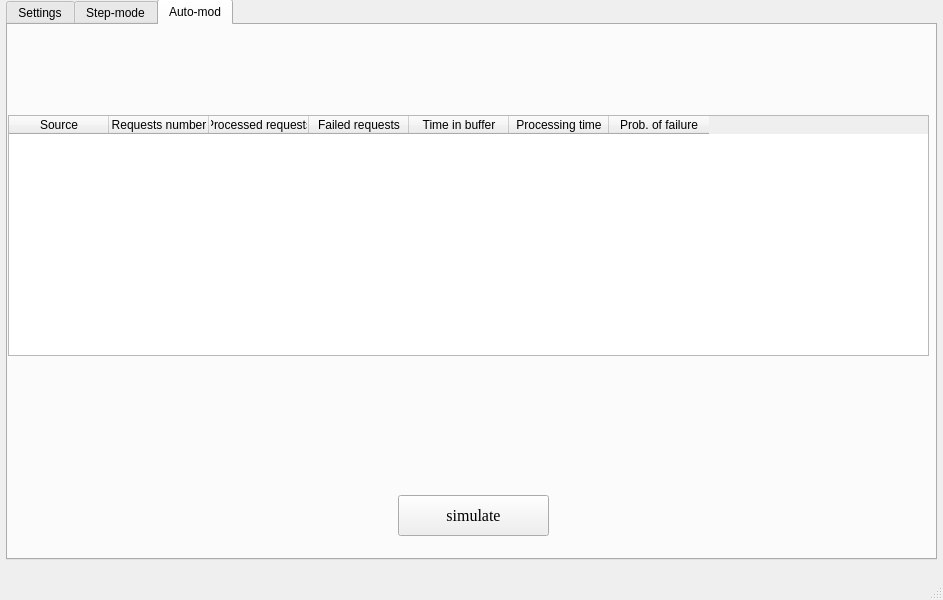
GusevIS/Queuing-system, file mainwindow.ui: the form before one commit.
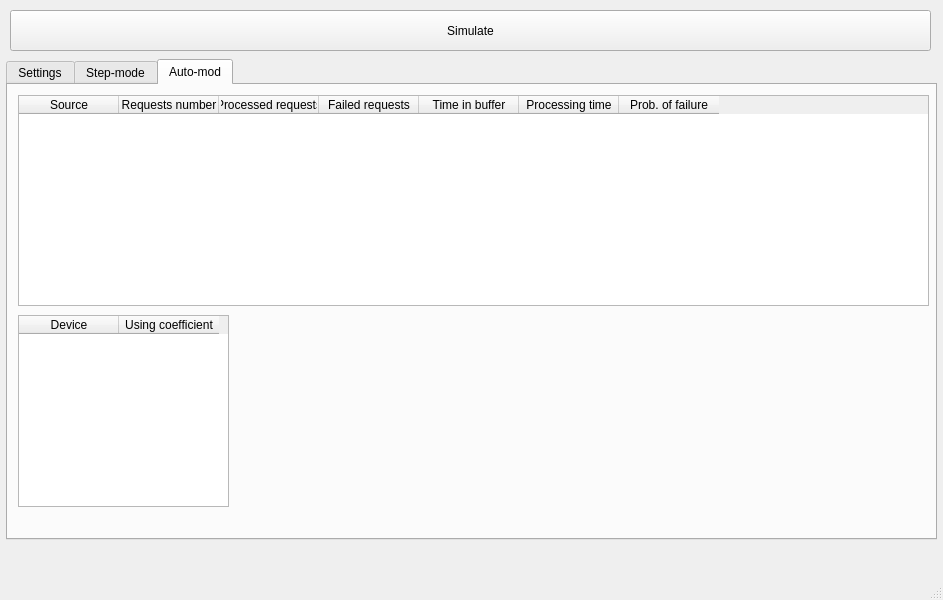
The form after the commit.

Commit message: add step-mod ui

Patch:
```diff
--- a/mainwindow.ui
+++ b/mainwindow.ui
@@ -18,9 +18,9 @@
     <property name="geometry">
      <rect>
       <x>6</x>
-      <y>-1</y>
+      <y>59</y>
       <width>931</width>
-      <height>561</height>
+      <height>481</height>
      </rect>
     </property>
     <property name="currentIndex">
@@ -177,32 +177,13 @@
      <attribute name="title">
       <string>Auto-mod</string>
      </attribute>
-     <widget class="QPushButton" name="autoSimulateBtn">
-      <property name="geometry">
-       <rect>
-        <x>390</x>
-        <y>470</y>
-        <width>151</width>
-        <height>41</height>
-       </rect>
-      </property>
-      <property name="font">
-       <font>
-        <family>Times New Roman</family>
-        <pointsize>12</pointsize>
-       </font>
-      </property>
-      <property name="text">
-       <string>simulate</string>
-      </property>
-     </widget>
      <widget class="QTableWidget" name="tableWidget">
       <property name="geometry">
        <rect>
-        <x>0</x>
-        <y>90</y>
-        <width>921</width>
-        <height>241</height>
+        <x>10</x>
+        <y>10</y>
+        <width>911</width>
+        <height>211</height>
        </rect>
       </property>
       <column>
@@ -241,8 +222,41 @@
        </property>
       </column>
      </widget>
+     <widget class="QTableWidget" name="tableWidget_3">
+      <property name="geometry">
+       <rect>
+        <x>10</x>
+        <y>230</y>
+        <width>211</width>
+        <height>192</height>
+       </rect>
+      </property>
+      <column>
+       <property name="text">
+        <string>Device</string>
+       </property>
+      </column>
+      <column>
+       <property name="text">
+        <string>Using coefficient</string>
+       </property>
+      </column>
+     </widget>
     </widget>
    </widget>
+   <widget class="QPushButton" name="autoSimulateBtn">
+    <property name="geometry">
+     <rect>
+      <x>10</x>
+      <y>10</y>
+      <width>921</width>
+      <height>41</height>
+     </rect>
+    </property>
+    <property name="text">
+     <string>Simulate</string>
+    </property>
+   </widget>
   </widget>
   <widget class="QStatusBar" name="statusbar"/>
   <widget class="QMenuBar" name="menubar">
```
Left out of the diff: 33 changed lines with no effect on the pictures. The commit also changes 5 other files.
